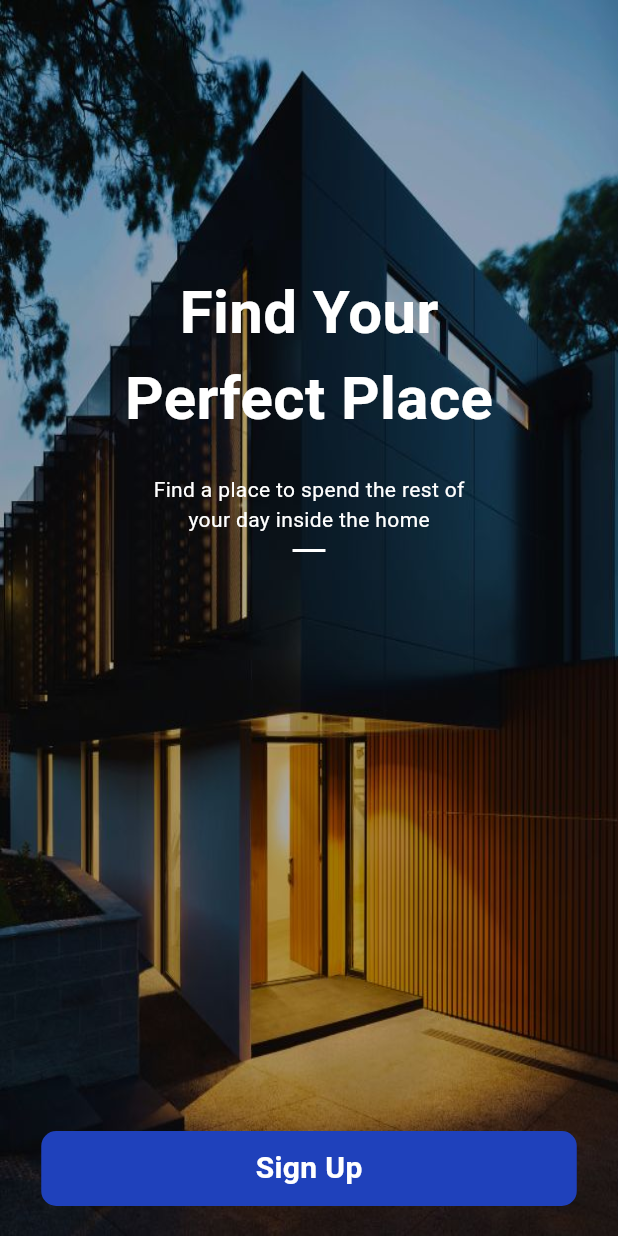
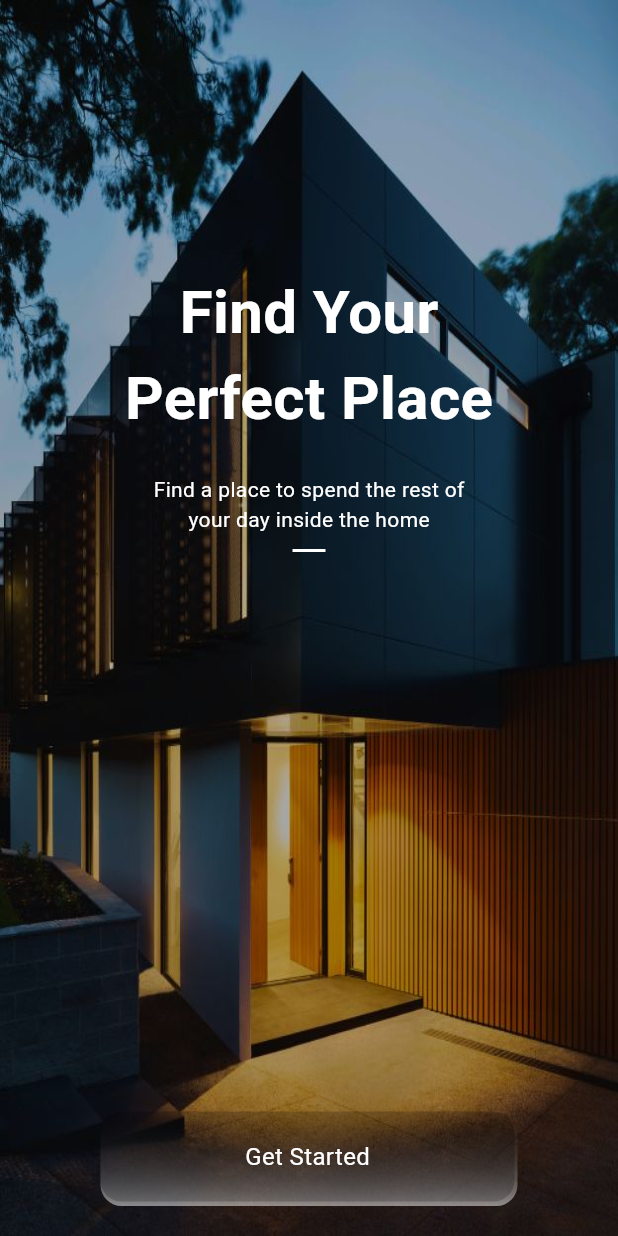
Before and after one commit to ahmedsoliiman/real_esteate, a Flutter app: the screen it shows after launch, on a phone screen of 412 x 824 dp. Run offline on Flutter 3.47's test engine with Material 3 defaults, Android fonts, the phone set to English and light mode, and no system bars.

Commit message:
finish splashScreen1

```diff
--- a/lib/create_account_screen/presentation/views/screens/create_account_screen.dart
+++ b/lib/create_account_screen/presentation/views/screens/create_account_screen.dart
@@ -32,7 +32,7 @@ class CreateAccountScreen extends StatelessWidget {
                 SizedBox(
                   height: 53,
                 ),
-                ButtonWidget(),
+                SplashButtonWidget(),
                 SizedBox(
                   height: 19,
                 ),
--- a/lib/splash_screen/presentation/views/screens/splash_screen1.dart
+++ b/lib/splash_screen/presentation/views/screens/splash_screen1.dart
@@ -1,6 +1,7 @@
 import 'package:flutter/material.dart';
 import '../../../../core/utilis/shared_widgets/background_for_splash_screen.dart';
 import '../../../../create_account_screen/presentation/views/widgets/button_widget.dart';
+import '../widgets/splashScreen1Widgets/button_widget.dart';
 import '../widgets/splashScreen1Widgets/texts_widget.dart';
 
 class SplashScreen1 extends StatelessWidget {
@@ -20,7 +21,7 @@ class SplashScreen1 extends StatelessWidget {
                   children: [
                     TextsWidget(),
                     Spacer(),
-                    ButtonWidget(),
+                    SplashButtonWidget(),
                   ],
                 ),
               ),
--- a/lib/splash_screen/presentation/views/widgets/splashScreen1Widgets/button_widget.dart
+++ b/lib/splash_screen/presentation/views/widgets/splashScreen1Widgets/button_widget.dart
@@ -3,8 +3,8 @@ import 'package:flutter/material.dart';
 import '../../../../../core/utilis/shared_widgets/text_widget.dart';
 import '../../screens/splash_screen2.dart';
 
-class ButtonWidget extends StatelessWidget {
-  const ButtonWidget({super.key});
+class SplashButtonWidget extends StatelessWidget {
+  const SplashButtonWidget({super.key});
 
   @override
   Widget build(BuildContext context) {
@@ -29,7 +29,7 @@ class ButtonWidget extends StatelessWidget {
             ),
           ),
 
-          height: 62,
+          height: 63,
           width: 278,
 
         ),
```
